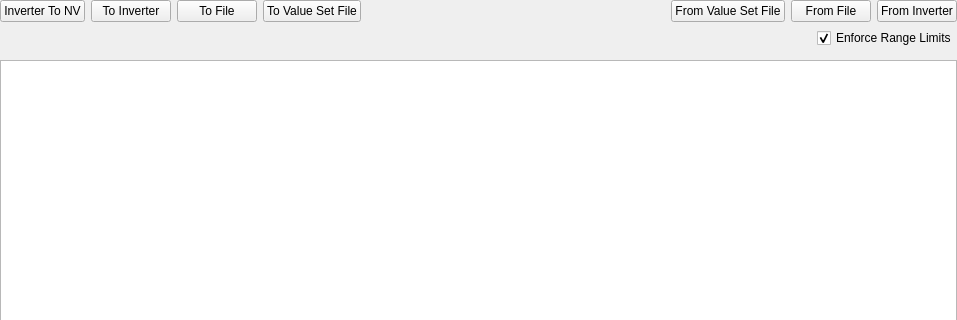
Above: epyqlib/nvview.ui from epcpower/stlib before the change; both pictures show x 0 to 957 and y 0 to 320 of the 957 by 598 pixel window. Below: the same form after it.
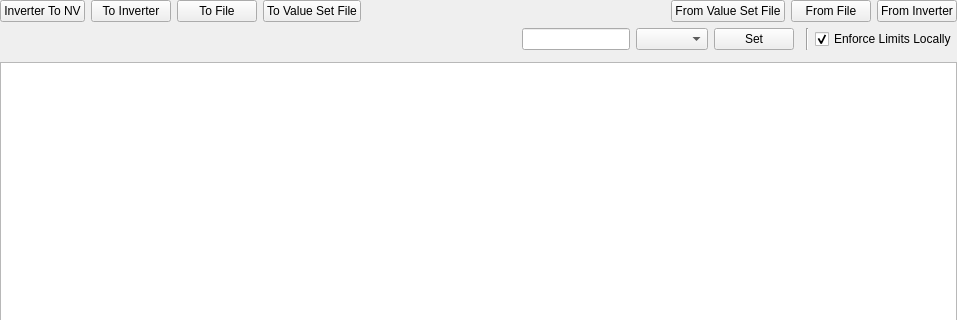
That is the form after the change. Custom widgets are drawn as their Qt base class.

Commit message:
Add new access level stuff
Ref T767

Diff of the .ui file:
```diff
--- a/epyqlib/nvview.ui
+++ b/epyqlib/nvview.ui
@@ -110,11 +110,40 @@
       <layout class="QHBoxLayout" name="horizontalLayout_2">
        <item>
         <widget class="QLabel" name="status_label">
+         <property name="sizePolicy">
+          <sizepolicy hsizetype="Expanding" vsizetype="Preferred">
+           <horstretch>0</horstretch>
+           <verstretch>0</verstretch>
+          </sizepolicy>
+         </property>
          <property name="text">
           <string/>
          </property>
         </widget>
        </item>
+       <item>
+        <widget class="QLineEdit" name="access_level_password">
+         <property name="sizePolicy">
+          <sizepolicy hsizetype="Preferred" vsizetype="Fixed">
+           <horstretch>0</horstretch>
+           <verstretch>0</verstretch>
+          </sizepolicy>
+         </property>
+         <property name="echoMode">
+          <enum>QLineEdit::Password</enum>
+         </property>
+        </widget>
+       </item>
+       <item>
+        <widget class="QComboBox" name="access_level"/>
+       </item>
+       <item>
+        <widget class="QPushButton" name="set_access_level">
+         <property name="text">
+          <string>Set</string>
+         </property>
+        </widget>
+       </item>
        <item>
         <widget class="Enum" name="current_access_level">
          <property name="sizePolicy">
@@ -128,6 +157,13 @@
          </property>
         </widget>
        </item>
+       <item>
+        <widget class="Line" name="line">
+         <property name="orientation">
+          <enum>Qt::Vertical</enum>
+         </property>
+        </widget>
+       </item>
        <item>
         <widget class="QCheckBox" name="enforce_range_limits_check_box">
          <property name="sizePolicy">
@@ -137,7 +173,7 @@
           </sizepolicy>
          </property>
          <property name="text">
-          <string>Enforce Range Limits</string>
+          <string>Enforce Limits Locally</string>
          </property>
          <property name="checked">
           <bool>true</bool>
```
The commit also changes 4 other files.
